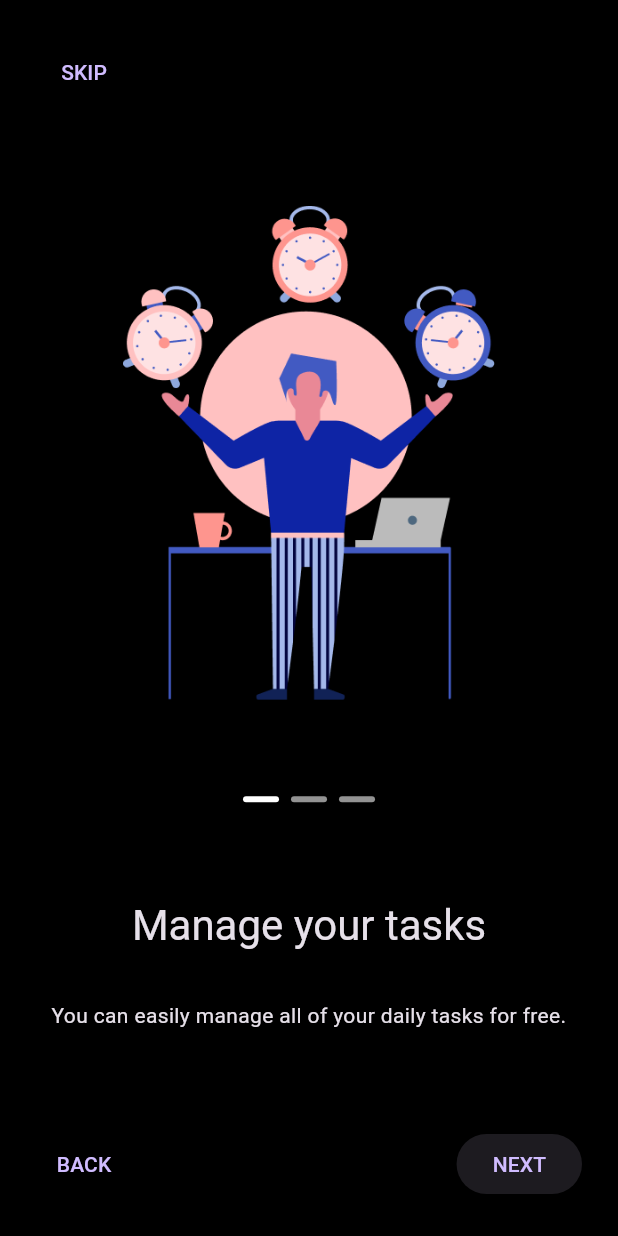
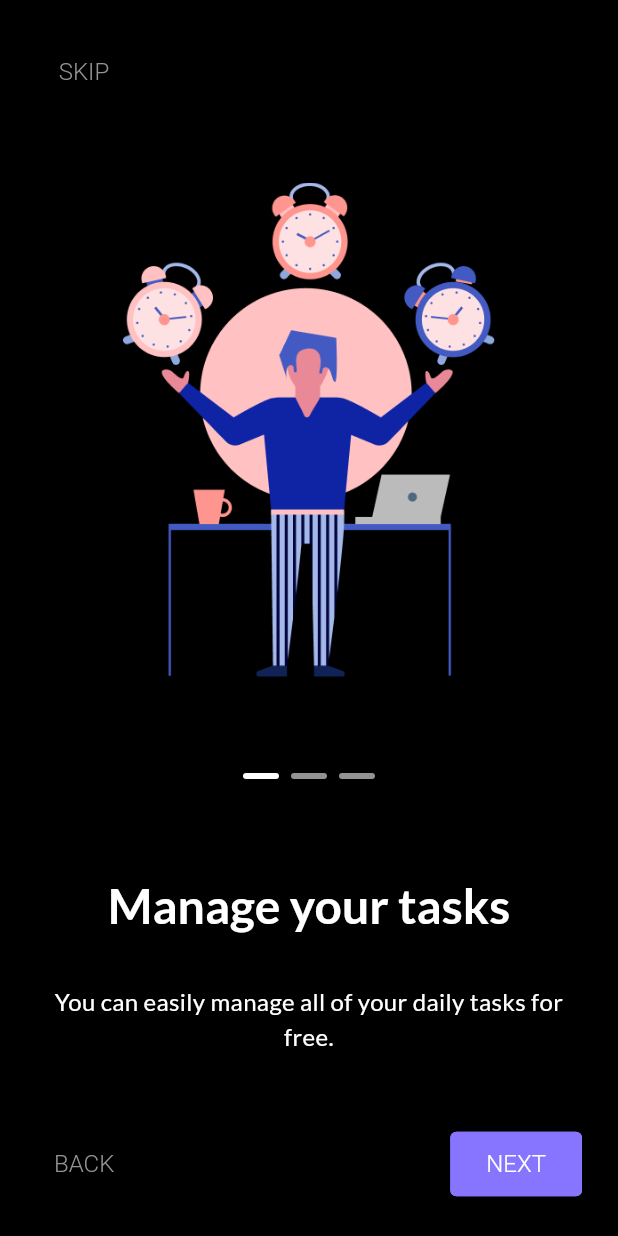
Before and after one commit to terfiel-22/todo_app, a Flutter app: the screen it shows after launch, on a phone screen of 412 x 824 dp. Run offline on Flutter 3.47's test engine with Material 3 defaults, Android fonts, the phone set to English and light mode, and no system bars; drawn by our look-alikes of smooth_page_indicator.

Commit message:
Add Fonts and Theming

```diff
--- a/lib/core/constants/custom_colors.dart
+++ b/lib/core/constants/custom_colors.dart
@@ -4,7 +4,8 @@ class CustomColors {
   CustomColors._();
 
   //app basic colors
-  static const Color primary = Color(0xFF4b68ff);
+  static const Color primary = Color(0xff8875ff);
+  static const Color onPrimary = Color(0xffffffff);
   static const Color secondary = Color(0xFFFFE24B);
   static const Color accent = Color(0xFFb0c7ff);
 
--- a/lib/core/theme/custom_theme.dart
+++ b/lib/core/theme/custom_theme.dart
@@ -1,18 +1,30 @@
 import 'package:flutter/material.dart';
+import 'package:todo_app/core/theme/widget_themes/elevated_button_app_theme.dart';
+import 'package:todo_app/core/theme/widget_themes/text_app_theme.dart';
+import 'package:todo_app/core/theme/widget_themes/text_button_app_theme.dart';
 
 class CustomTheme {
   CustomTheme._();
 
   static ThemeData lightTheme = ThemeData(
     useMaterial3: true,
+    fontFamily: 'Lato',
     brightness: Brightness.light,
     primaryColor: Colors.blue,
     scaffoldBackgroundColor: Colors.white,
+    textTheme: TextAppTheme.lightTheme,
+    elevatedButtonTheme: ElevatedButtonAppTheme.lightTheme,
+    textButtonTheme: TextButtonAppTheme.lightTheme,
   );
+
   static ThemeData darkTheme = ThemeData(
     useMaterial3: true,
+    fontFamily: 'Lato',
     brightness: Brightness.dark,
     primaryColor: Colors.blue,
     scaffoldBackgroundColor: Colors.black,
+    textTheme: TextAppTheme.darkTheme,
+    elevatedButtonTheme: ElevatedButtonAppTheme.darkTheme,
+    textButtonTheme: TextButtonAppTheme.darkTheme,
   );
 }
--- /dev/null
+++ b/lib/core/theme/widget_themes/elevated_button_app_theme.dart
@@ -0,0 +1,37 @@
+import 'package:flutter/material.dart';
+import 'package:todo_app/core/constants/custom_colors.dart';
+import 'package:todo_app/core/constants/custom_sizes.dart';
+
+class ElevatedButtonAppTheme {
+  ElevatedButtonAppTheme._();
+
+  static final lightTheme = ElevatedButtonThemeData(
+    style: ElevatedButton.styleFrom(
+      backgroundColor: CustomColors.primary,
+      foregroundColor: CustomColors.onPrimary,
+      disabledForegroundColor: Colors.grey,
+      disabledBackgroundColor: Colors.grey,
+      side: const BorderSide(color: CustomColors.primary),
+      textStyle: const TextStyle(fontSize: 16, fontWeight: FontWeight.w300),
+      padding: const EdgeInsets.symmetric(vertical: 12, horizontal: 24),
+      shape: RoundedRectangleBorder(
+        borderRadius: BorderRadius.circular(CustomSizes.borderRadiusSm),
+      ),
+    ),
+  );
+
+  static final darkTheme = ElevatedButtonThemeData(
+    style: ElevatedButton.styleFrom(
+      backgroundColor: CustomColors.primary,
+      foregroundColor: CustomColors.onPrimary,
+      disabledForegroundColor: Colors.grey,
+      disabledBackgroundColor: Colors.grey,
+      side: const BorderSide(color: CustomColors.primary),
+      textStyle: const TextStyle(fontSize: 16, fontWeight: FontWeight.w300),
+      padding: const EdgeInsets.symmetric(vertical: 12, horizontal: 24),
+      shape: RoundedRectangleBorder(
+        borderRadius: BorderRadius.circular(CustomSizes.borderRadiusSm),
+      ),
+    ),
+  );
+}
--- /dev/null
+++ b/lib/core/theme/widget_themes/text_app_theme.dart
@@ -0,0 +1,117 @@
+import 'package:flutter/material.dart';
+
+class TextAppTheme {
+  TextAppTheme._();
+
+  static final lightTheme = TextTheme(
+    headlineLarge: const TextStyle().copyWith(
+      fontSize: 32.0,
+      fontWeight: FontWeight.bold,
+      color: Colors.black,
+    ),
+    headlineMedium: const TextStyle().copyWith(
+      fontSize: 32.0,
+      fontWeight: FontWeight.w700,
+      color: Colors.black,
+    ),
+
+    titleLarge: const TextStyle().copyWith(
+      fontSize: 16.0,
+      fontWeight: FontWeight.w600,
+      color: Colors.black,
+    ),
+    titleMedium: const TextStyle().copyWith(
+      fontSize: 16.0,
+      fontWeight: FontWeight.w500,
+      color: Colors.black,
+    ),
+    titleSmall: const TextStyle().copyWith(
+      fontSize: 16.0,
+      fontWeight: FontWeight.w400,
+      color: Colors.black,
+    ),
+
+    bodyLarge: const TextStyle().copyWith(
+      fontSize: 14.0,
+      fontWeight: FontWeight.w500,
+      color: Colors.black,
+    ),
+    bodyMedium: const TextStyle().copyWith(
+      fontSize: 16.0,
+      fontWeight: FontWeight.normal,
+      color: Colors.black,
+    ),
+    bodySmall: const TextStyle().copyWith(
+      fontSize: 14.0,
+      fontWeight: FontWeight.w500,
+      color: Colors.black.withValues(alpha: 0.5),
+    ),
+
+    labelLarge: const TextStyle().copyWith(
+      fontSize: 12.0,
+      fontWeight: FontWeight.normal,
+      color: Colors.black,
+    ),
+    labelMedium: const TextStyle().copyWith(
+      fontSize: 12.0,
+      fontWeight: FontWeight.normal,
+      color: Colors.black.withValues(alpha: 0.5),
+    ),
+  );
+
+  static final darkTheme = TextTheme(
+    headlineLarge: const TextStyle().copyWith(
+      fontSize: 32.0,
+      fontWeight: FontWeight.bold,
+      color: Colors.white,
+    ),
+    headlineMedium: const TextStyle().copyWith(
+      fontSize: 32.0,
+      fontWeight: FontWeight.w700,
+      color: Colors.white,
+    ),
+
+    titleLarge: const TextStyle().copyWith(
+      fontSize: 16.0,
+      fontWeight: FontWeight.w600,
+      color: Colors.white,
+    ),
+    titleMedium: const TextStyle().copyWith(
+      fontSize: 16.0,
+      fontWeight: FontWeight.w500,
+      color: Colors.white,
+    ),
+    titleSmall: const TextStyle().copyWith(
+      fontSize: 16.0,
+      fontWeight: FontWeight.w400,
+      color: Colors.white,
+    ),
+
+    bodyLarge: const TextStyle().copyWith(
+      fontSize: 14.0,
+      fontWeight: FontWeight.w500,
+      color: Colors.white,
+    ),
+    bodyMedium: const TextStyle().copyWith(
+      fontSize: 16.0,
+      fontWeight: FontWeight.normal,
+      color: Colors.white,
+    ),
+    bodySmall: const TextStyle().copyWith(
+      fontSize: 14.0,
+      fontWeight: FontWeight.w500,
+      color: Colors.white.withValues(alpha: 0.5),
+    ),
+
+    labelLarge: const TextStyle().copyWith(
+      fontSize: 12.0,
+      fontWeight: FontWeight.normal,
+      color: Colors.white,
+    ),
+    labelMedium: const TextStyle().copyWith(
+      fontSize: 12.0,
+      fontWeight: FontWeight.normal,
+      color: Colors.white.withValues(alpha: 0.5),
+    ),
+  );
+}
--- /dev/null
+++ b/lib/core/theme/widget_themes/text_button_app_theme.dart
@@ -0,0 +1,20 @@
+import 'package:flutter/material.dart';
+import 'package:todo_app/core/constants/custom_colors.dart';
+
+class TextButtonAppTheme {
+  TextButtonAppTheme._();
+
+  static final lightTheme = TextButtonThemeData(
+    style: TextButton.styleFrom(
+      foregroundColor: CustomColors.darkGrey,
+      textStyle: const TextStyle(fontSize: 16, fontWeight: FontWeight.w300),
+    ),
+  );
+
+  static final darkTheme = TextButtonThemeData(
+    style: TextButton.styleFrom(
+      foregroundColor: CustomColors.darkGrey,
+      textStyle: const TextStyle(fontSize: 16, fontWeight: FontWeight.w300),
+    ),
+  );
+}
```
Also changed, not shown: pubspec.yaml (+28 -11 lines), assets/fonts/Lato-Black.ttf (added), assets/fonts/Lato-BlackItalic.ttf (added), assets/fonts/Lato-Bold.ttf (added), assets/fonts/Lato-BoldItalic.ttf (added), assets/fonts/Lato-Italic.ttf (added), assets/fonts/Lato-Light.ttf (added), assets/fonts/Lato-LightItalic.ttf (added), assets/fonts/Lato-Regular.ttf (added), assets/fonts/Lato-Thin.ttf (added), assets/fonts/Lato-ThinItalic.ttf (added).
